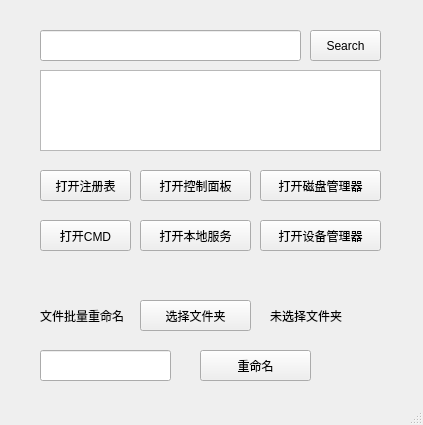
Before: the Qt Designer form tool/tool.ui in JianKang-Li/playground, drawn with Qt 5.
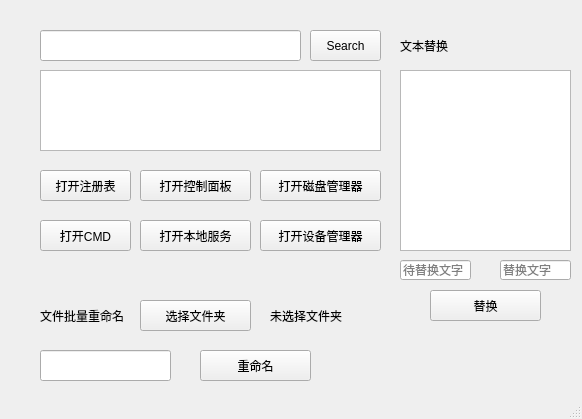
After: the same form once the commit is applied.

Commit message: 文本替换

Diff of the .ui file:
```diff
--- a/tool/tool.ui
+++ b/tool/tool.ui
@@ -6,8 +6,8 @@
    <rect>
     <x>0</x>
     <y>0</y>
-    <width>423</width>
-    <height>425</height>
+    <width>582</width>
+    <height>419</height>
    </rect>
   </property>
   <property name="windowTitle">
@@ -187,6 +187,68 @@
      <string>重命名</string>
     </property>
    </widget>
+   <widget class="QLabel" name="label_2">
+    <property name="geometry">
+     <rect>
+      <x>400</x>
+      <y>30</y>
+      <width>91</width>
+      <height>31</height>
+     </rect>
+    </property>
+    <property name="text">
+     <string>文本替换</string>
+    </property>
+   </widget>
+   <widget class="QPushButton" name="replace">
+    <property name="geometry">
+     <rect>
+      <x>430</x>
+      <y>290</y>
+      <width>111</width>
+      <height>31</height>
+     </rect>
+    </property>
+    <property name="text">
+     <string>替换</string>
+    </property>
+   </widget>
+   <widget class="QTextEdit" name="Text">
+    <property name="geometry">
+     <rect>
+      <x>400</x>
+      <y>70</y>
+      <width>171</width>
+      <height>181</height>
+     </rect>
+    </property>
+   </widget>
+   <widget class="QLineEdit" name="replaceText">
+    <property name="geometry">
+     <rect>
+      <x>400</x>
+      <y>260</y>
+      <width>71</width>
+      <height>20</height>
+     </rect>
+    </property>
+    <property name="placeholderText">
+     <string>待替换文字</string>
+    </property>
+   </widget>
+   <widget class="QLineEdit" name="words">
+    <property name="geometry">
+     <rect>
+      <x>500</x>
+      <y>260</y>
+      <width>71</width>
+      <height>20</height>
+     </rect>
+    </property>
+    <property name="placeholderText">
+     <string>替换文字</string>
+    </property>
+   </widget>
   </widget>
   <widget class="QStatusBar" name="statusbar"/>
  </widget>
```
The commit also changes 2 other files.
